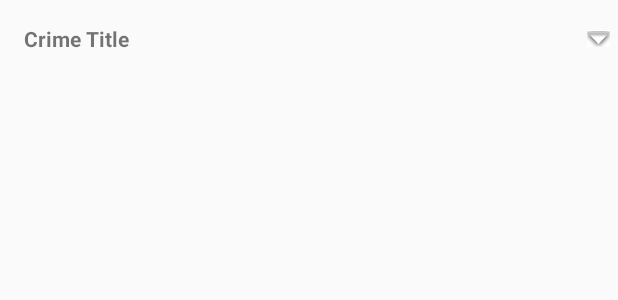
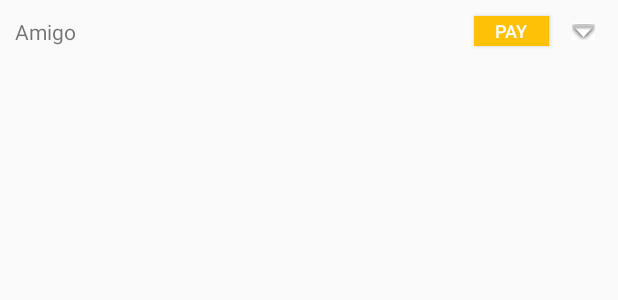
Before and after one commit to niravshah/demandnow, an Android app: the layout pending_jobs_parent.xml on its own in the app's theme, with its tools: preview values and no code run, on a phone screen of 412 x 824 dp. Shown: the top 300 px of the screen. Run offline under Robolectric (Android 15) with nearby library versions, the phone set to English and light mode, and no system bars; network calls fail.

Commit message:
Jobs Viewer - Pending Jobs

```diff
--- a/app/src/main/java/com/demandnow/NewJobDetailsActivity.java
+++ b/app/src/main/java/com/demandnow/NewJobDetailsActivity.java
@@ -7,7 +7,6 @@ import android.location.Location;
 import android.os.Bundle;
 import android.os.Handler;
 import android.os.ResultReceiver;
-import android.support.v4.app.NavUtils;
 import android.util.Log;
 import android.view.View;
 import android.view.inputmethod.InputMethodManager;
@@ -21,6 +20,7 @@ import com.android.volley.Request;
 import com.android.volley.Response;
 import com.android.volley.VolleyError;
 import com.android.volley.toolbox.JsonObjectRequest;
+import com.demandnow.activity.JobSummaryViewActivity;
 import com.demandnow.services.Constants;
 import com.demandnow.services.FetchAddressIntentService;
 import com.demandnow.services.FetchLocationIntentService;
@@ -190,7 +190,7 @@ public class NewJobDetailsActivity extends GDNBaseActivity implements OnMapReady
         intent.putExtra(Constants.SubmitNewJobService.DELIVERY_ADDRESS,deliveryAddress);
         startService(intent);
         Toast.makeText(this, "Job Submitted", Toast.LENGTH_LONG).show();
-        NavUtils.navigateUpFromSameTask(this);
+        startActivity(new Intent(this, JobSummaryViewActivity.class));
     }
 
     private void convertAddressToLocation() {
--- a/app/src/main/java/com/demandnow/fragments/AllJobsTabFragment.java
+++ b/app/src/main/java/com/demandnow/fragments/AllJobsTabFragment.java
@@ -100,7 +100,7 @@ public class AllJobsTabFragment extends Fragment {
                     @Override
                     public void onErrorResponse(VolleyError error) {
                         error.printStackTrace();
-                        Log.e("VolleyErorr", "getAddressFromAddress - " + error.getLocalizedMessage() + error.getMessage());
+                        Log.e("AllJobsTabFragment", "getCurrentJobQueueFromServer - " + error.getLocalizedMessage() + error.getMessage());
                     }
                 });
 
--- a/app/src/main/java/com/demandnow/fragments/InProgressJobsTabFragment.java
+++ b/app/src/main/java/com/demandnow/fragments/InProgressJobsTabFragment.java
@@ -115,7 +115,7 @@ public class InProgressJobsTabFragment extends Fragment {
                     @Override
                     public void onErrorResponse(VolleyError error) {
                         error.printStackTrace();
-                        Log.e("VolleyErorr", "getAddressFromAddress - " + error.getLocalizedMessage() + error.getMessage());
+                        Log.e("VolleyErorr", "getCurrentJobQueueFromServer - " + error.getLocalizedMessage() + error.getMessage());
                     }
                 });
 
@@ -171,7 +171,7 @@ public class InProgressJobsTabFragment extends Fragment {
                     @Override
                     public void onErrorResponse(VolleyError error) {
                         error.printStackTrace();
-                        Log.e("VolleyErorr", "getAddressFromAddress - " + error.getLocalizedMessage() + error.getMessage());
+                        Log.e("VolleyErorr", "getPendingCurrentJobQueueFromServer - " + error.getLocalizedMessage() + error.getMessage());
                     }
                 });
 
--- a/app/src/main/res/layout/pending_jobs_parent.xml
+++ b/app/src/main/res/layout/pending_jobs_parent.xml
@@ -7,18 +7,43 @@
         android:id="@+id/parent_list_item_crime_title_text_view"
         android:layout_width="wrap_content"
         android:layout_height="wrap_content"
-        android:padding="16dp"
-        android:textStyle="bold"
-        android:text="Crime Title" />
+        android:padding="10dp"
+        android:text="Amigo"
+        android:layout_centerVertical="true" />
+
+    <LinearLayout xmlns:android="http://schemas.android.com/apk/res/android"
+        android:layout_width="wrap_content"
+        android:layout_height="wrap_content"
+        android:padding="10dp"
+        android:layout_alignParentRight="true"
+        android:orientation="horizontal"
+        android:id="@+id/linearLayout">
+
 
     <ImageButton
         android:id="@+id/parent_list_item_expand_arrow"
         android:layout_width="wrap_content"
         android:layout_height="wrap_content"
-        android:layout_alignParentRight="true"
+        android:layout_alignParentEnd="true"
+        android:layout_toRightOf="@+id/parent_list_item_pay"
         android:src="@android:drawable/arrow_down_float"
         android:background="#ffffff"
         android:layout_centerVertical="true"
         android:layout_margin="5dp" />
+        </LinearLayout>
+
+    <Button
+        android:layout_width="wrap_content"
+        android:layout_height="wrap_content"
+        android:text="PAY"
+        android:id="@+id/pay_button"
+        android:layout_centerVertical="true"
+        android:layout_toLeftOf="@+id/linearLayout"
+        android:layout_toStartOf="@+id/linearLayout"
+        android:background="@color/accent"
+        android:minHeight="20dp"
+        android:minWidth="50dp"
+        android:textColor="@color/white"
+        android:textSize="12dp" />
 
 </RelativeLayout>
```
Also changed, not shown: app/src/main/java/com/demandnow/adapters/PendingJobsExpandableAdapter.java (+15 -5 lines), app/src/main/res/layout/pending_jobs_child.xml (+3 -4 lines).
